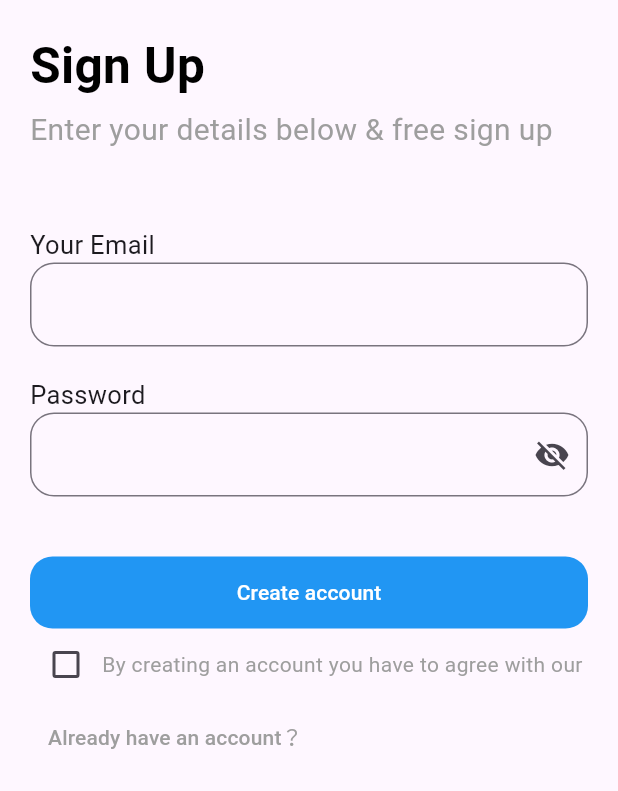
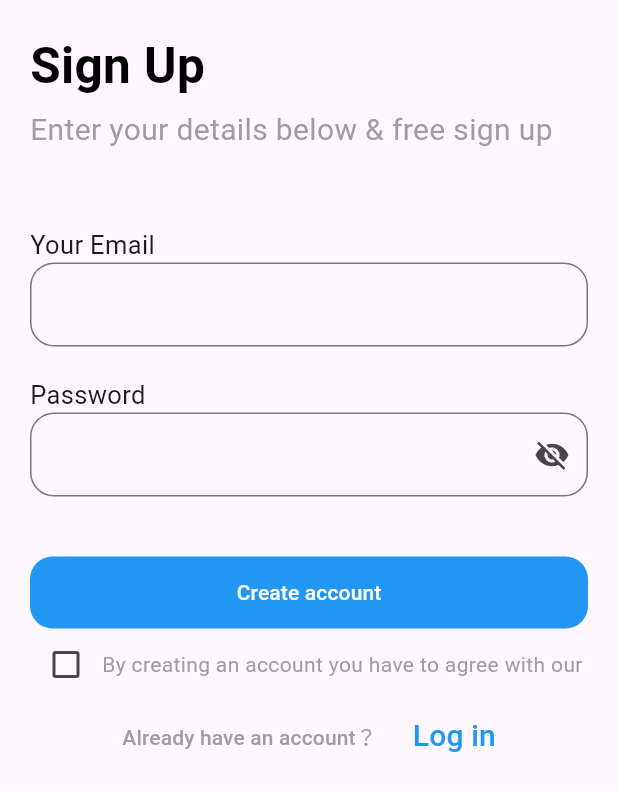
Before and after one commit to Ghada-Mohamed-Khalaf/App_Design, a Flutter app: the SignUp screen opened directly, on a phone screen of 412 x 824 dp. Shown: the top 791 px of the screen. Run offline on Flutter 3.47's test engine with Material 3 defaults, Android fonts, the phone set to English and light mode, and no system bars; our stand-ins replace introduction_screen.

Commit message:
finish sign up page

```diff
--- a/lib/views/sign_up.dart
+++ b/lib/views/sign_up.dart
@@ -98,7 +98,17 @@ class SignUp extends StatelessWidget {
 
 
               ),
-              TextButton(onPressed: (){}, child:Text("Already have an account？",style: TextStyle(color: Colors.grey),))
+              Row(
+                mainAxisAlignment: MainAxisAlignment.center,
+                crossAxisAlignment: CrossAxisAlignment.center,
+                children: [
+                  TextButton(onPressed: (){}, child:Text("Already have an account？",style: TextStyle(color: Colors.grey,)),
+                  ),
+                  TextButton(onPressed: (){}, child:Text("Log in",style: TextStyle(color: Colors.blue,fontSize: 20),),
+                  )
+
+                ],
+              )
 
 
 
```
